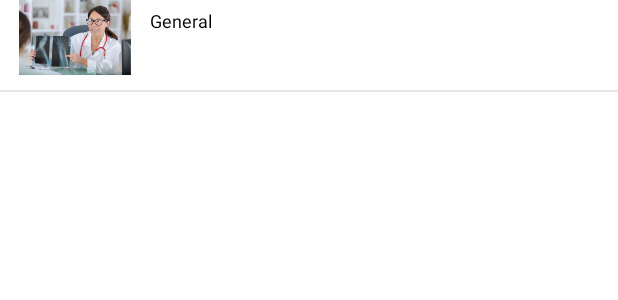
After one commit to lephiha/do_an_tot_nghiep, an Android app: the layout recycler_view_service.xml on its own in the app's theme, with its tools: preview values and no code run, on a phone screen of 412 x 824 dp. The commit adds this screen. Shown: the top 300 px of the screen. Run offline under Robolectric (Android 15) with nearby library versions, the phone set to English and light mode, and no system bars.

Commit message:
update repository, recyclerview

```diff
--- a/app/src/main/java/com/lephiha/do_an/SearchPage/SearchViewModel.java
+++ b/app/src/main/java/com/lephiha/do_an/SearchPage/SearchViewModel.java
@@ -36,6 +36,10 @@ public class SearchViewModel extends ViewModel {
         return serviceReadAllResponse;
     }
 
+    public MutableLiveData<DoctorReadAll> getDoctorReadAllResponse() {
+        return doctorReadAllResponse;
+    }
+
     //create repo
 
     public void instantiate() {
--- /dev/null
+++ b/app/src/main/res/layout/recycler_view_service.xml
@@ -0,0 +1,38 @@
+<?xml version="1.0" encoding="utf-8"?>
+<LinearLayout
+    android:id="@+id/elementLayout"
+    android:orientation="vertical"
+    xmlns:android="http://schemas.android.com/apk/res/android"
+    android:layout_width="match_parent"
+    android:layout_height="wrap_content">
+
+    <LinearLayout
+        android:orientation="horizontal"
+        android:layout_width="match_parent"
+        android:layout_height="wrap_content">
+
+        <ImageView
+            android:id="@+id/elementImage"
+            android:src="@drawable/default_speciality"
+            android:layout_width="100dp"
+            android:layout_height="50dp"/>
+
+        <TextView
+            android:id="@+id/elementName"
+            android:layout_width="wrap_content"
+            android:layout_height="wrap_content"
+            android:paddingTop="5dp"
+            android:text="@string/default_speciality"
+            android:textColor="@color/colorTextBlack"
+            android:textSize="12sp" />
+
+    </LinearLayout>
+
+
+    <View
+        android:layout_marginVertical="10dp"
+        android:layout_width="match_parent"
+        android:layout_height="1dp"
+        android:background="@color/colorSeparator" />
+
+</LinearLayout>
```
Also changed, not shown: app/src/main/java/com/lephiha/do_an/RecyclerView/ServiceRecyclerView.java (added, +82 -0 lines), app/src/main/java/com/lephiha/do_an/SearchPage/SearchActivity.java (+127 -2 lines).
